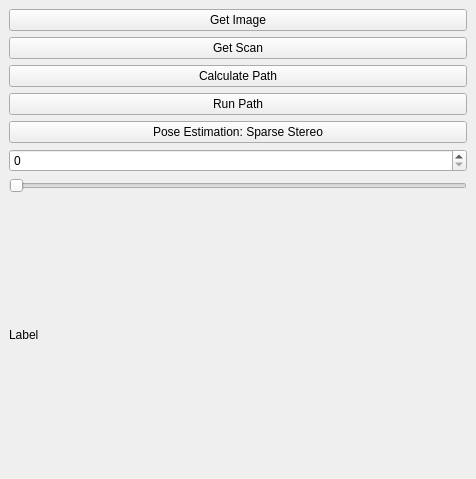
Old version of the form SamplePlugin/src/SamplePlugin.ui in the repository SkovIda/rovi_project.
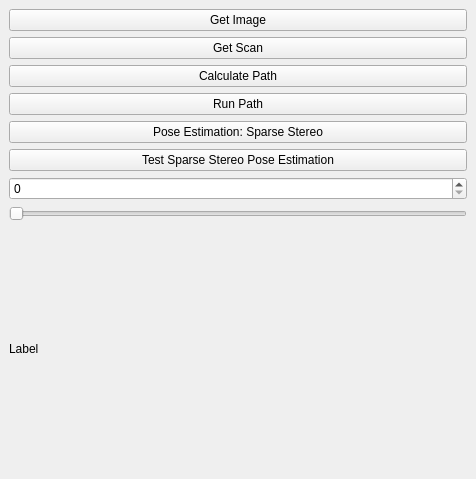
New version of the form.

Commit message: added function for testing the 3d pose estimation with sparse stereo. Currently, the function only loads the bottle frame, moves it along the x-axis, and updates the state of the workspace when pushing the button in the plugin.

Patch:
```diff
--- a/SamplePlugin/src/SamplePlugin.ui
+++ b/SamplePlugin/src/SamplePlugin.ui
@@ -52,6 +52,13 @@
         </property>
        </widget>
       </item>
+      <item>
+       <widget class="QPushButton" name="_testSparseStereo3DPose">
+        <property name="text">
+         <string>Test Sparse Stereo Pose Estimation</string>
+        </property>
+       </widget>
+      </item>
       <item>
        <widget class="QSpinBox" name="_spinBox"/>
       </item>
```
The commit also changes 4 other files.
